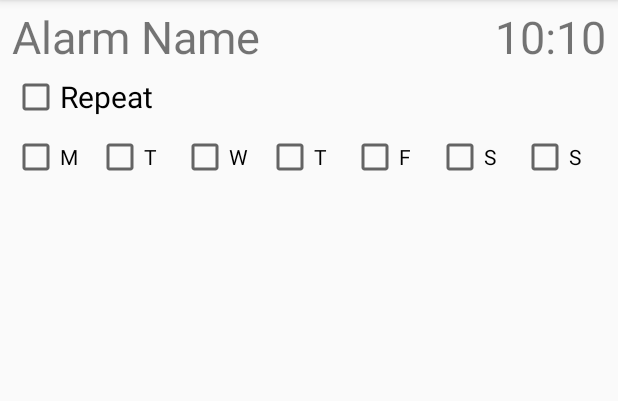
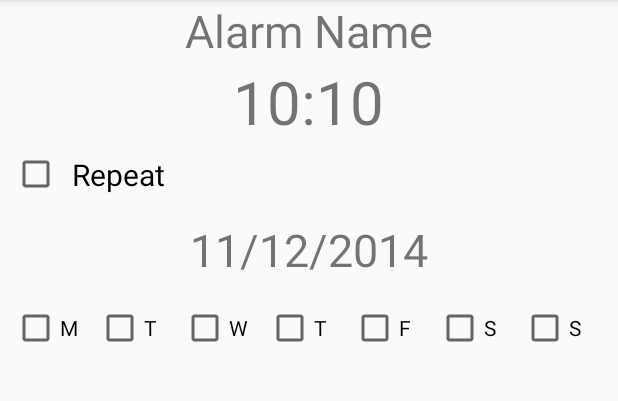
Before and after one commit to croccy21/Weather-Aware-Android, an Android app: the layout fragment_alarm_editor.xml on its own in the app's theme, with its tools: preview values and no code run, on a phone screen of 412 x 824 dp, the part 84-485 px from its top. Run offline under Robolectric (Android 15) with nearby library versions, the phone set to English and light mode, and no system bars.

Commit message:
Continued work on activity

```diff
--- a/Android/WeatherAware/app/src/main/res/layout/fragment_alarm_editor.xml
+++ b/Android/WeatherAware/app/src/main/res/layout/fragment_alarm_editor.xml
@@ -1,83 +1,98 @@
 <?xml version="1.0" encoding="utf-8"?>
-<LinearLayout xmlns:android="http://schemas.android.com/apk/res/android"
-    android:orientation="vertical" android:layout_width="match_parent"
+<LinearLayout
+    xmlns:android="http://schemas.android.com/apk/res/android"
+    android:orientation="vertical"
+    android:layout_width="match_parent"
     android:layout_height="match_parent"
     android:paddingLeft="8dp"
     android:paddingRight="8dp">
 
-    <RelativeLayout
-        android:layout_width="match_parent"
-        android:layout_height="wrap_content"
-        android:layout_gravity="right"
-        android:paddingTop="4dp"
-        android:paddingBottom="4dp">
 
-        <TextView
-            android:id="@+id/clock_display"
-            android:layout_width="wrap_content"
-            android:layout_height="wrap_content"
-            android:layout_alignParentRight="true"
-            android:textSize="30sp"
-            android:text="10:10"
-            />
+
+
 
     <TextView
         android:id="@+id/alarm_name"
-            android:layout_width="match_parent"
+        android:layout_width="wrap_content"
         android:layout_height="wrap_content"
         android:text="Alarm Name"
         android:textSize="30sp"
         android:ellipsize="end"
         android:maxLines="1"
         android:singleLine="true"
-            android:layout_toLeftOf="@id/clock_display"
+        android:layout_gravity="center_horizontal"
         />
-    </RelativeLayout>
+
+    <TextView
+        android:id="@+id/clock_display"
+        android:layout_width="wrap_content"
+        android:layout_height="wrap_content"
+        android:layout_gravity="center_horizontal"
+        android:textSize="40sp"
+        android:text="10:10"
+        />
 
     <CheckBox
         android:layout_width="wrap_content"
         android:layout_height="wrap_content"
         android:text="Repeat"
         android:textSize="20sp"
+        android:padding="8dp"
         />
 
+    <TextView
+        android:layout_width="wrap_content"
+        android:layout_height="wrap_content"
+        android:text="11/12/2014"
+        android:textSize="30sp"
+        android:layout_gravity="center_horizontal"
+        android:padding="8dp"/>
+
     <LinearLayout
+        android:id="@+id/day_selector"
         android:layout_width="match_parent"
         android:layout_height="wrap_content"
         android:orientation="horizontal"
         android:paddingTop="8dp"
         android:paddingBottom="8dp">
         <CheckBox
+            android:id="@+id/day_selector_monday"
             android:layout_width="0dp"
             android:layout_height="wrap_content"
             android:layout_weight="1"
             android:text="M"/>
         <CheckBox
+            android:id="@+id/day_selector_tuesday"
             android:layout_width="0dp"
             android:layout_height="wrap_content"
             android:layout_weight="1"
             android:text="T"/>
         <CheckBox
+            android:id="@+id/day_selector_wednesday"
             android:layout_width="0dp"
             android:layout_height="wrap_content"
             android:layout_weight="1"
             android:text="W"/>
         <CheckBox
+            android:id="@+id/day_selector_thursday"
             android:layout_width="0dp"
             android:layout_height="wrap_content"
             android:layout_weight="1"
             android:text="T"/>
         <CheckBox
+            android:id="@+id/day_selector_friday"
             android:layout_width="0dp"
             android:layout_height="wrap_content"
             android:layout_weight="1"
             android:text="F"/>
         <CheckBox
+            android:id="@+id/day_selector_saturday"
             android:layout_width="0dp"
             android:layout_height="wrap_content"
             android:layout_weight="1"
             android:text="S"/>
         <CheckBox
+            android:id="@+id/day_selector_sunday"
             android:layout_width="0dp"
             android:layout_height="wrap_content"
             android:layout_weight="1"
```
Also changed, not shown: 1 other file. Lines whose indentation alone changed are shown as unchanged.
